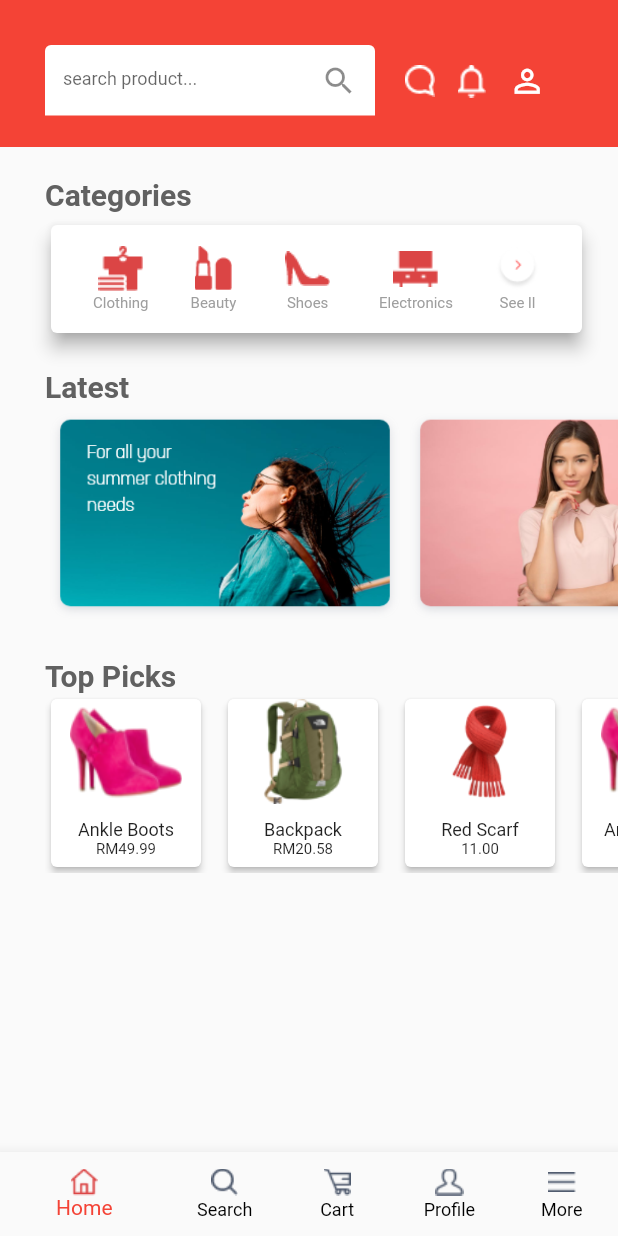
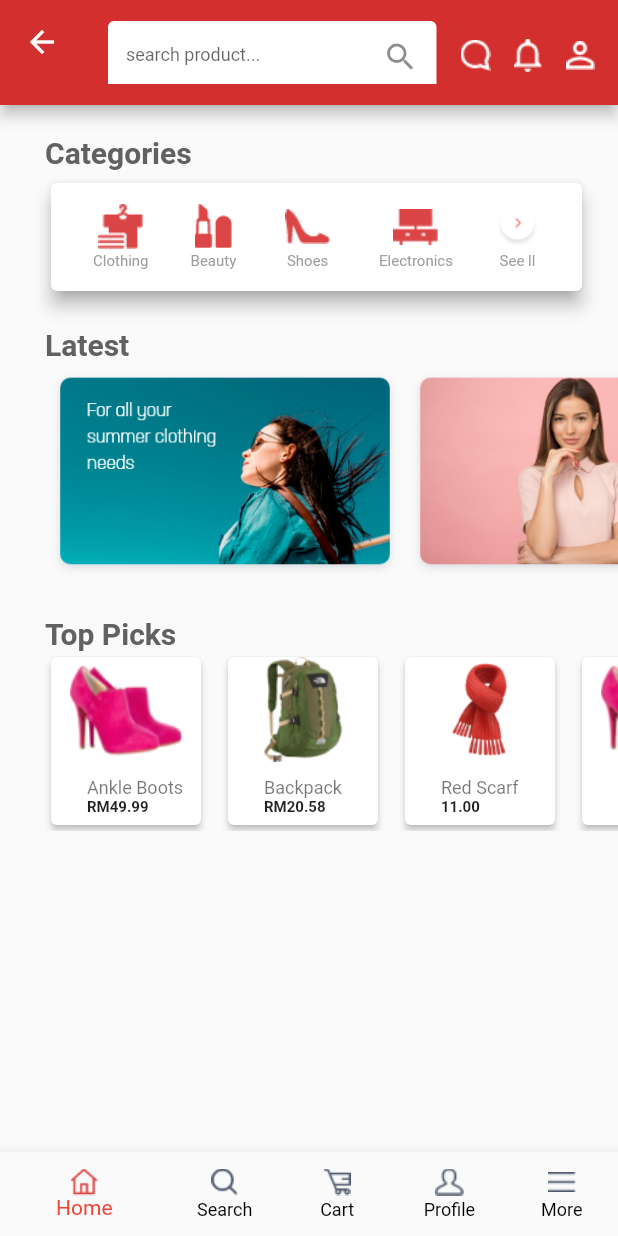
Before and after one commit to nurazimzahurin/flutter-assignment-1, a Flutter app: the Home screen opened by its route, on a phone screen of 412 x 824 dp. Run offline on Flutter 3.47's test engine with Material 2 defaults, Android fonts, the phone set to English and light mode, and no system bars.

```diff
--- a/lib/pages/home.dart
+++ b/lib/pages/home.dart
@@ -10,10 +10,10 @@ class Home extends StatelessWidget {
   @override
   Widget build(BuildContext context) {
     return Scaffold(
-      body: Container(
+        appBar: newTopBar(),
+        body: SingleChildScrollView(
                   child: Column(
             children: <Widget>[
-            TopBar(),
               TitleName(
                 name: 'Categories',
               ),
@@ -25,7 +25,6 @@ class Home extends StatelessWidget {
             ],
           ),
         ),
-      bottomNavigationBar: NavBar()
-    );
+        bottomNavigationBar: NavBar());
   }
 }
--- a/lib/pages/home_component/product_card.dart
+++ b/lib/pages/home_component/product_card.dart
@@ -25,15 +25,31 @@ class ProductCard extends StatelessWidget {
                 width: double.infinity,
                 height: 70,
               ),
-              SizedBox(height: 10,),
-              Text(
-                name,
-                style: TextStyle(fontSize: 12),
+              SizedBox(
+                height: 10,
               ),
-              Text(
-                price,
-                style: TextStyle(fontSize: 10),
-                textAlign: TextAlign.end,
+              Row(
+                children: <Widget>[
+                  SizedBox(
+                    width: 24,
+                  ),
+                  Text(
+                    name,
+                    style: TextStyle(fontSize: 12, color: Colors.black54),
+                  ),
+                ],
+              ),
+              Row(
+                children: <Widget>[
+                  SizedBox(
+                    width: 24,
+                  ),
+                  Text(
+                    price,
+                    style: TextStyle(fontSize: 10, fontWeight: FontWeight.bold),
+                    textAlign: TextAlign.start,
+                  ),
+                ],
               )
             ],
           ),
--- a/lib/pages/home_component/top_bar.dart
+++ b/lib/pages/home_component/top_bar.dart
@@ -57,3 +57,53 @@ class TopBar extends StatelessWidget {
             );
   }
 }
+
+Widget newTopBar(){
+  return PreferredSize(
+          preferredSize: Size.fromHeight(70.0),
+          child: AppBar(
+            backgroundColor: Colors.red[700],
+            title: Container(
+              child: Padding(
+                padding: const EdgeInsets.only(top: 20.0),
+                child: TextField(
+                  decoration: InputDecoration(
+                      suffixIcon: Icon(Icons.search),
+                      suffixStyle: TextStyle(color: Colors.grey),
+                      hintText: 'search product...',
+                      hintStyle: TextStyle(fontSize: 12),
+                      fillColor: Colors.white,
+                      filled: true,
+                      enabledBorder: new UnderlineInputBorder(
+                          borderSide: new BorderSide(color: Colors.red)),
+                      focusedBorder: new UnderlineInputBorder(
+                          borderSide: new BorderSide(color: Colors.red))),
+                ),
+              ),
+            ),
+            actions: <Widget>[
+              SizedBox(width: 20, child: Padding(
+                padding: const EdgeInsets.only(top:18),
+                child: Image.asset('images/Messages.png'),
+              )),
+              SizedBox(
+                width: 15,
+              ),
+              SizedBox(width: 20, child: Padding(
+                padding: const EdgeInsets.only(top:18),
+                child: Image.asset('images/notifications.png'),
+              )),
+              SizedBox(
+                width: 15,
+              ),
+              SizedBox(width: 20, child: Padding(
+                padding: const EdgeInsets.only(top:18),
+                child: Image.asset('images/person.png'),
+              )),
+              SizedBox(
+                width: 15,
+              ),
+            ],
+          ),
+        );
+}
--- a/lib/pages/login.dart
+++ b/lib/pages/login.dart
@@ -9,7 +9,7 @@ class _LoginState extends State<Login> {
   @override
   Widget build(BuildContext context) {
     return Scaffold(
-      body: Container(
+      body: SingleChildScrollView(
               child: Column(
           children: <Widget>[
         SizedBox(
@@ -104,7 +104,8 @@ class _LoginState extends State<Login> {
           style: TextStyle(color: Colors.indigo[900]),
         )
           ],
-      )),
+        ),
+      ),
     );
   }
 }
```
Also changed, not shown: images/person.png (added). Lines whose indentation alone changed are shown as unchanged.
